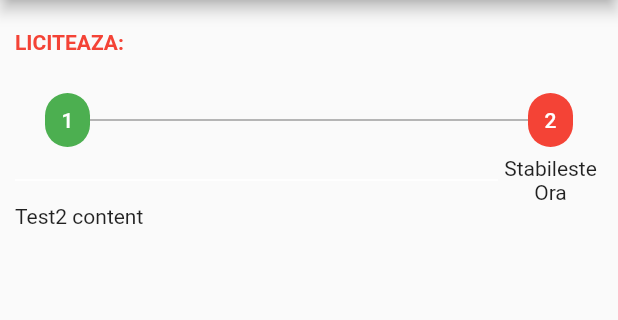
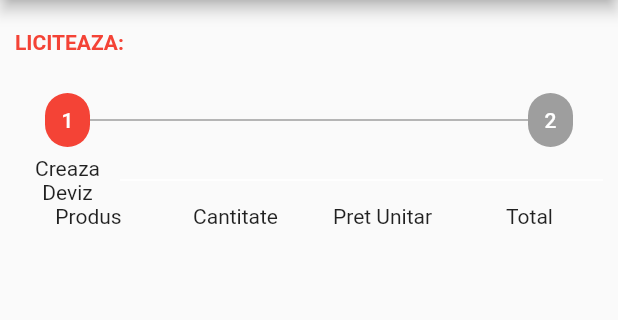
Before and after one commit to turcuciprian/intergalactic_system, a Flutter app: the screen it shows after launch, on a phone screen of 412 x 824 dp, the part 84-404 px from its top. Run offline on Flutter 3.47's test engine with Material 2 defaults, Android fonts, the phone set to English and light mode, and no system bars.

Commit message:
creaza deviz adaugat

```diff
--- a/lib/main.dart
+++ b/lib/main.dart
@@ -1,4 +1,5 @@
 import 'package:flutter/material.dart';
+import 'package:intergalactic_system/widgets/CreazaDeviz.dart';
 import 'package:intergalactic_system/widgets/CustomStepper.dart';
 import 'package:intergalactic_system/data/Step.dart';
 
@@ -32,8 +33,10 @@ class MyHomePage extends StatefulWidget {
 class _MyHomePageState extends State<MyHomePage> {
   @override
   Widget build(BuildContext context) {
-    CustomStep page1 = CustomStep(title: "Creaza Deviz", content: Text('Test basic content'));
-    CustomStep page2 = CustomStep(title: "Stabileste Ora", content: Text('Test2 content'));
+    CustomStep page1 =
+        CustomStep(title: "Creaza Deviz", content: CreazaDeviz());
+    CustomStep page2 =
+        CustomStep(title: "Stabileste Ora", content: Text('Test2 content'));
     return Scaffold(
       appBar: AppBar(
         title: Text(widget.title),
--- /dev/null
+++ b/lib/widgets/CreazaDeviz.dart
@@ -0,0 +1,31 @@
+import 'package:flutter/material.dart';
+
+class CreazaDeviz extends StatefulWidget {
+  CreazaDeviz({Key key}) : super(key: key);
+  CreazaDevizState createState() => CreazaDevizState();
+}
+
+class CreazaDevizState extends State<CreazaDeviz> {
+  @override
+  Widget build(BuildContext context) {
+    return Expanded(
+      child: Container(
+        child: Table(
+          border: new TableBorder(
+              horizontalInside:
+                  new BorderSide(color: Colors.grey[200], width: 2)),
+          children: [
+            TableRow(
+              children: [
+                Text('Produs', textAlign: TextAlign.center),
+                Text('Cantitate', textAlign: TextAlign.center),
+                Text('Pret Unitar', textAlign: TextAlign.center),
+                Text('Total', textAlign: TextAlign.center),
+              ],
+            ),
+          ],
+        ),
+      ),
+    );
+  }
+}
--- a/lib/widgets/CustomStepper.dart
+++ b/lib/widgets/CustomStepper.dart
@@ -12,7 +12,7 @@ class CustomStepper extends StatefulWidget {
 class CustomStepperState extends State<CustomStepper> {
   @override
   Widget build(BuildContext context) {
-    int step = 2;
+    int step = 1;
     Widget customDivider = Expanded(
       child: Divider(height: 1.0, color: Colors.grey, thickness: 1.0),
     );
```
Also changed, not shown: lib/widgets/Page1.dart (deleted).
